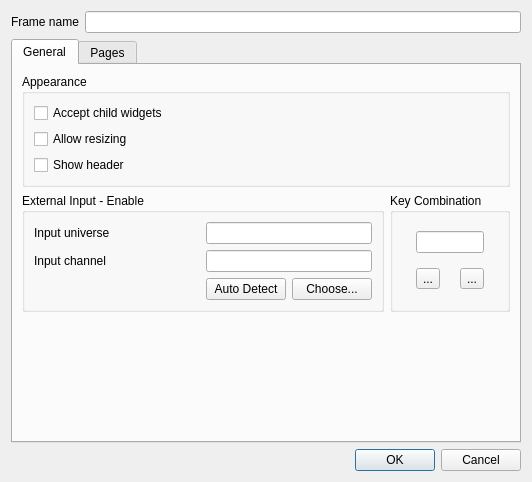
This is ui/src/virtualconsole/vcframeproperties.ui in mcallegari/qlcplus as Qt 5 draws it before an edit. The edited form follows.
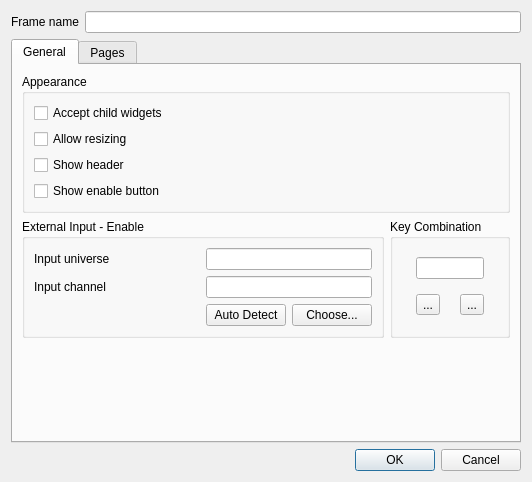
This is the edited form. Icons and pictures are not drawn.

Commit message: VCFrame: checkbox to hide the enable button

```diff
--- a/ui/src/virtualconsole/vcframeproperties.ui
+++ b/ui/src/virtualconsole/vcframeproperties.ui
@@ -83,6 +83,19 @@
             </property>
            </widget>
           </item>
+          <item>
+           <widget class="QCheckBox" name="m_showEnableButtonCheck">
+            <property name="sizePolicy">
+             <sizepolicy hsizetype="Preferred" vsizetype="Fixed">
+              <horstretch>0</horstretch>
+              <verstretch>0</verstretch>
+             </sizepolicy>
+            </property>
+            <property name="text">
+             <string>Show enable button</string>
+            </property>
+           </widget>
+          </item>
          </layout>
         </widget>
        </item>
```
The commit also changes 3 other files.
